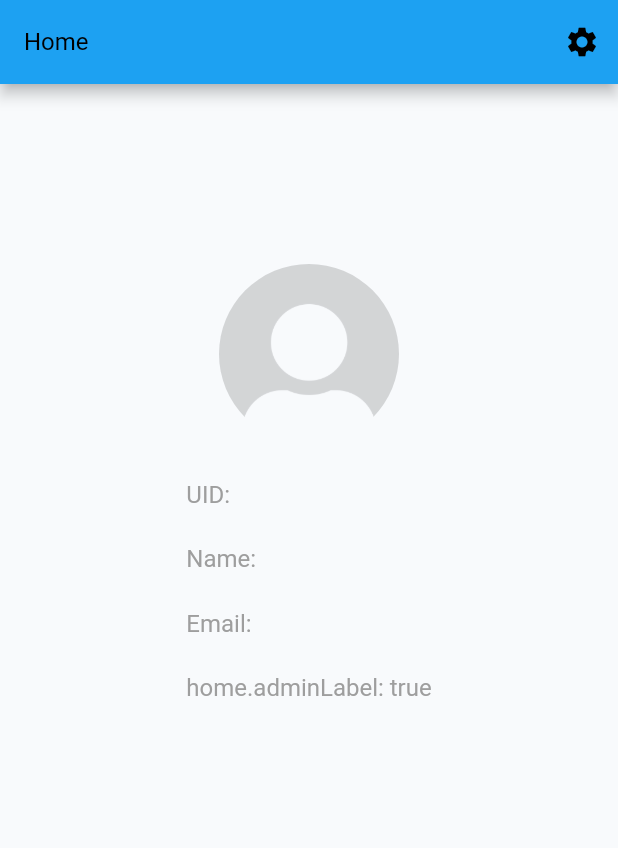
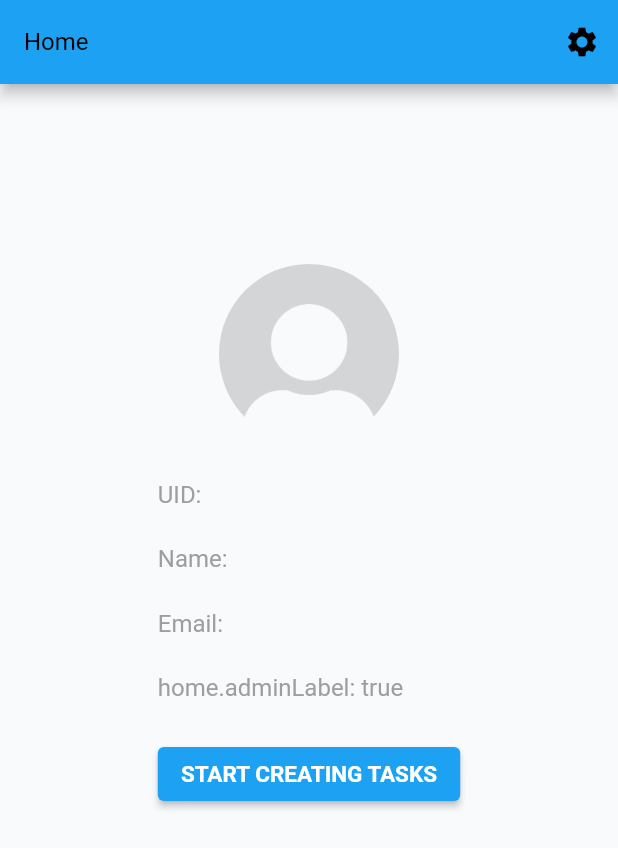
Before and after one commit to zac0124/FlutterFire-To-do-list, a Flutter app: the screen it shows once a user with an empty profile is signed in, on a phone screen of 412 x 824 dp. Shown: the top 848 px of the screen. Run offline on Flutter 3.47's test engine with Material 2 defaults, Android fonts, the phone set to English and light mode, and no system bars; our stand-ins replace cloud_firestore, firebase_auth, firebase_core, get, get_storage; accounts and stored records are empty; Roboto replaces fonts that are missing (ProductSans).

```diff
--- a/lib/main.dart
+++ b/lib/main.dart
@@ -24,7 +24,9 @@ import 'package:firebase_todolist/controllers/controllers.dart';
 
 void main() async {
   WidgetsFlutterBinding.ensureInitialized();
-  await Firebase.initializeApp();
+  await Firebase.initializeApp(
+    options: DefaultFirebaseOptions.currentPlatform,
+  );
   await GetStorage.init();
   Get.put<AuthController>(AuthController());
   Get.put<ThemeController>(ThemeController());
--- a/lib/ui/components/form_input_field_with_icon.dart
+++ b/lib/ui/components/form_input_field_with_icon.dart
@@ -16,7 +16,7 @@ class FormInputFieldWithIcon extends StatelessWidget {
   final TextEditingController controller;
   final IconData iconPrefix;
   final String labelText;
-  final String Function(String?)? validator;
+  final String? Function(String?)? validator;
   final TextInputType keyboardType;
   final bool obscureText;
   final int minLines;
--- a/lib/ui/home_ui.dart
+++ b/lib/ui/home_ui.dart
@@ -64,6 +64,11 @@ class HomeUI extends StatelessWidget {
                             controller.admin.value.toString(),
                         style: TextStyle(fontSize: 16),
                       ),
+                      FormVerticalSpace(),
+                      PrimaryButton(
+                        labelText: 'Start creating tasks'.tr,
+                        onPressed: () => Get.to(TaskPage()),
+                      ),
                     ],
                   )
                 ],
--- a/lib/ui/todo.dart
+++ b/lib/ui/todo.dart
@@ -1,9 +1,5 @@
-import 'package:flutter/cupertino.dart';
 import 'package:cloud_firestore/cloud_firestore.dart';
-import 'package:firebase_core/firebase_core.dart';
 import 'package:flutter/material.dart';
-import 'package:get/get.dart';
-import '../firebase_options.dart';
 
 class TaskPage extends StatelessWidget {
   final _controller = TextEditingController();
```
Also changed, not shown: lib/helpers/validator.dart (+6 -6 lines), 5 other files.
